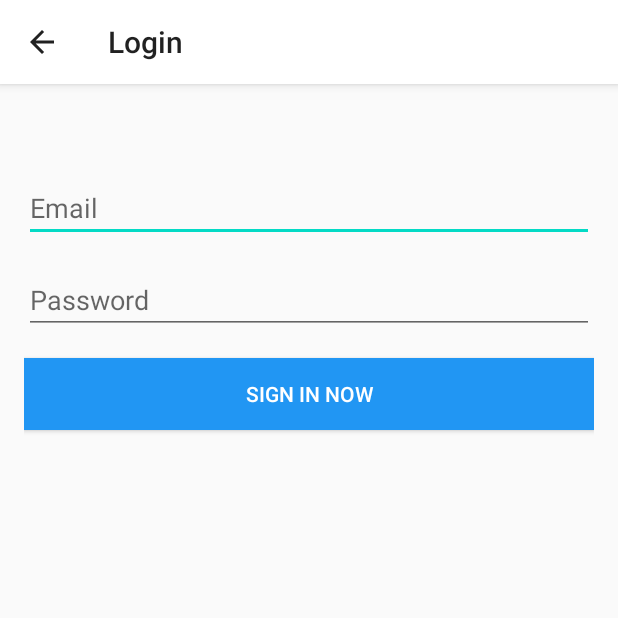
After one commit to THelperP/SportApp, an Android app: the LoginActivity screen opened directly, with no data from a screen before it, on a phone screen of 412 x 824 dp, the top half of it. The commit adds this screen. Run offline under Robolectric (Android 15) with nearby library versions, the phone set to English and light mode, and no system bars.

Commit message:
UI Start, Login, Registration first ready.

```diff
--- /dev/null
+++ b/app/src/main/java/com/razraba/sportapp/LoginActivity.java
@@ -0,0 +1,20 @@
+package com.razraba.sportapp;
+
+import androidx.appcompat.app.AppCompatActivity;
+
+import android.graphics.Color;
+import android.graphics.drawable.ColorDrawable;
+import android.os.Bundle;
+
+public class LoginActivity extends AppCompatActivity {
+
+    @Override
+    protected void onCreate(Bundle savedInstanceState) {
+        super.onCreate(savedInstanceState);
+        setContentView(R.layout.activity_login);
+
+        getSupportActionBar().setTitle("Login");
+        getSupportActionBar().setDisplayHomeAsUpEnabled(true);
+
+    }
+}
--- a/app/src/main/java/com/razraba/sportapp/MainActivity.java
+++ b/app/src/main/java/com/razraba/sportapp/MainActivity.java
@@ -10,5 +10,6 @@ public class MainActivity extends AppCompatActivity {
     protected void onCreate(Bundle savedInstanceState) {
         super.onCreate(savedInstanceState);
         setContentView(R.layout.activity_main);
+
     }
 }
--- /dev/null
+++ b/app/src/main/res/layout/activity_login.xml
@@ -0,0 +1,43 @@
+<?xml version="1.0" encoding="utf-8"?>
+<LinearLayout xmlns:android="http://schemas.android.com/apk/res/android"
+    xmlns:tools="http://schemas.android.com/tools"
+    android:layout_width="match_parent"
+    android:layout_height="match_parent"
+    tools:context=".LoginActivity"
+    android:orientation="vertical"
+    android:paddingTop="60dp"
+    android:paddingBottom="@dimen/default_margin"
+    android:paddingStart="@dimen/default_padding"
+    android:paddingEnd="@dimen/default_padding"
+    android:gravity="center_horizontal">
+
+    <EditText
+        android:id="@+id/et_username"
+        android:layout_width="match_parent"
+        android:layout_height="wrap_content"
+        android:inputType="text"
+        android:hint="@string/username"/>
+    <EditText
+        android:id="@+id/et_password"
+        android:layout_width="match_parent"
+        android:layout_height="wrap_content"
+        android:layout_marginTop="@dimen/default_margin"
+        android:inputType="textPassword"
+        android:hint="@string/password"/>
+
+    <Button
+        android:id="@+id/btn_login"
+        android:layout_width="match_parent"
+        android:layout_height="wrap_content"
+        android:layout_marginTop="@dimen/default_margin"
+        android:text="@string/login"
+        android:textColor="#FFFFFF"
+        android:background="#2196F3"/>
+
+    <ProgressBar
+        android:id="@+id/progress_bar"
+        android:layout_width="wrap_content"
+        android:layout_height="wrap_content"
+        android:visibility="gone"/>
+
+</LinearLayout>
--- a/app/src/main/res/values/colors.xml
+++ b/app/src/main/res/values/colors.xml
@@ -1,6 +1,9 @@
 <?xml version="1.0" encoding="utf-8"?>
 <resources>
-    <color name="colorPrimary">#6200EE</color>
+    <color name="colorPrimary">#FFFFFF</color>
     <color name="colorPrimaryDark">#3700B3</color>
     <color name="colorAccent">#03DAC5</color>
+
+    <color name="actionbar_background">#DADADA</color>
+    <color name="actionbar_text_color">#000000</color>
 </resources>
--- /dev/null
+++ b/app/src/main/res/values/dimen.xml
@@ -0,0 +1,6 @@
+<?xml version="1.0" encoding="utf-8"?>
+<resources>
+    <dimen name="default_margin">16dp</dimen>
+    <dimen name="default_padding">16dp</dimen>
+    <dimen name="default_width">320dp</dimen>
+</resources>
--- a/app/src/main/res/values/strings.xml
+++ b/app/src/main/res/values/strings.xml
@@ -1,3 +1,11 @@
 <resources>
     <string name="app_name">SportApp</string>
+    <string name="username">Email</string>
+    <string name="password">Password</string>
+    <string name="login">Sign in now</string>
+    <string name="create_account">Create account</string>
+    <string name="sign_up_solicitation">Already have an account? Sign up!
+
+    </string>
+
 </resources>
--- a/app/src/main/res/values/styles.xml
+++ b/app/src/main/res/values/styles.xml
@@ -1,10 +1,10 @@
 <resources>
 
     <!-- Base application theme. -->
-    <style name="AppTheme" parent="Theme.AppCompat.Light.DarkActionBar">
+    <style name="AppTheme" parent="Theme.AppCompat.Light">
         <!-- Customize your theme here. -->
         <item name="colorPrimary">@color/colorPrimary</item>
-        <item name="colorPrimaryDark">@color/colorPrimaryDark</item>
+        <item name="colorPrimaryDark">#E4000000</item>
         <item name="colorAccent">@color/colorAccent</item>
     </style>
 
```
Also changed, not shown: app/src/main/AndroidManifest.xml (+10 -1 lines), app/src/main/java/com/razraba/sportapp/RegistrationActivity.java (added, +17 -0 lines), app/src/main/java/com/razraba/sportapp/StartActivity.java (added, +119 -0 lines), app/src/main/res/layout/activity_registration.xml (added, +9 -0 lines), app/src/main/res/layout/activity_start.xml (added, +71 -0 lines), 1 other file.
